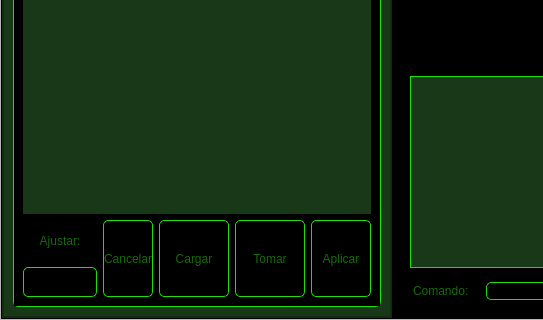
The window that GUIFuncional/GUIDrawXY.ui (andresxvalencia/CNC_DrawXY) describes before a commit, drawn with Qt 5; both pictures show x 0 to 543 and y 370 to 690 of the 1006 by 690 pixel window.
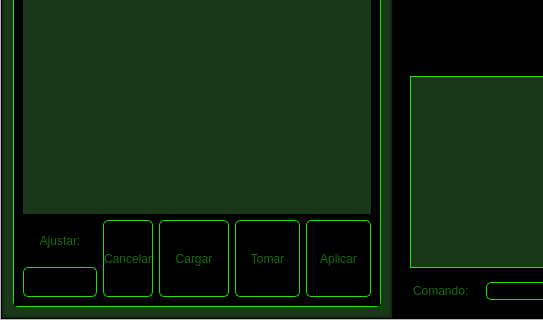
The same window after the commit. Icons and pictures are not drawn.

```diff
--- a/GUIFuncional/GUIDrawXY.ui
+++ b/GUIFuncional/GUIDrawXY.ui
@@ -882,10 +882,13 @@
                        <widget class="QPushButton" name="takePhotoButton">
                         <property name="minimumSize">
                          <size>
-                          <width>70</width>
+                          <width>65</width>
                           <height>0</height>
                          </size>
                         </property>
+                        <property name="styleSheet">
+                         <string notr="true">font: 87 7.5pt &quot;Arial Black&quot;;</string>
+                        </property>
                         <property name="text">
                          <string>Tomar</string>
                         </property>
@@ -916,10 +919,13 @@
                        <widget class="QPushButton" name="thresholdButton">
                         <property name="minimumSize">
                          <size>
-                          <width>60</width>
+                          <width>65</width>
                           <height>0</height>
                          </size>
                         </property>
+                        <property name="styleSheet">
+                         <string notr="true">font: 87 7.5pt &quot;Arial Black&quot;;</string>
+                        </property>
                         <property name="text">
                          <string>Aplicar</string>
                         </property>
```
Left out of the diff: 14 changed lines with no effect on the pictures.
